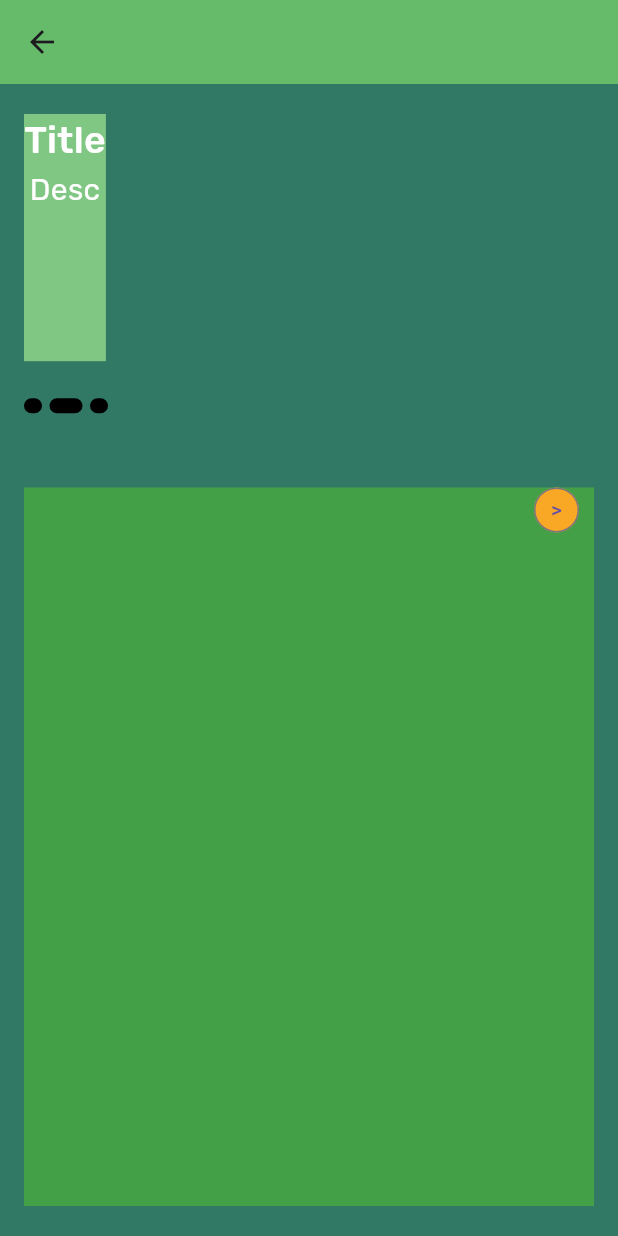
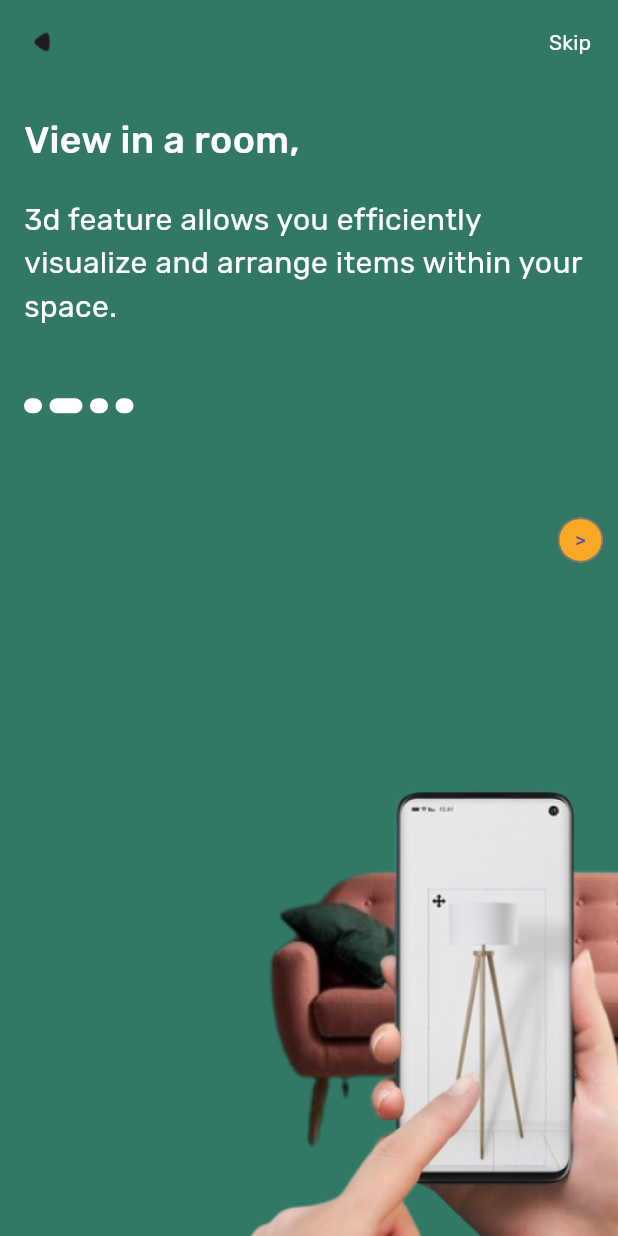
Before and after one commit to Muhammadiqbal-git/Decorly, a Flutter app: the OnBoardingIndicator screen opened directly, after a tap on an icon or button, on a phone screen of 412 x 824 dp. Run offline on Flutter 3.47's test engine with Material 3 defaults, Android fonts, the phone set to English and light mode, and no system bars; our stand-ins replace flutter_bloc, flutter_svg, google_fonts.

Commit message:
60% onboarding progress

```diff
--- a/lib/bloc/onboarding_cubit.dart
+++ b/lib/bloc/onboarding_cubit.dart
@@ -1,3 +1,4 @@
+import 'package:flutter/material.dart';
 import 'package:flutter_bloc/flutter_bloc.dart';
 
 part 'onboarding_state.dart';
@@ -5,11 +6,19 @@ part 'onboarding_state.dart';
 class OnboardingCubit extends Cubit<OnboardingState> {
   OnboardingCubit() : super(const OnboardingState(value: 0));
 
-  void next(){
+  void next(PageController pageController) {
     print('Next fn pressed');
-    emit(OnboardingState(value: state.value+1));
+    if (state.value < 3) {
+      emit(OnboardingState(value: state.value + 1));
+      // pageController.animateToPage(state.value, duration: const Duration(milliseconds: 280), curve: Curves.linear);
+    }
   }
-  void previous(){
-    emit(OnboardingState(value: state.value-1));
+
+  void previous(PageController pageController) {
+    if (state.value > 0) {
+      emit(OnboardingState(value: state.value - 1));
+      // pageController.animateToPage(state.value, duration: const Duration(milliseconds: 280), curve: Curves.linear);
+
+    }
   }
 }
--- a/lib/screens/onboarding.dart
+++ b/lib/screens/onboarding.dart
@@ -1,34 +1,87 @@
 import 'package:decorly/bloc/onboarding_cubit.dart';
 import 'package:decorly/theme.dart';
-import 'package:flutter/cupertino.dart';
 import 'package:flutter/material.dart';
 import 'package:flutter_bloc/flutter_bloc.dart';
 
+class OnboardingItem {
+  final String title;
+  final String desc;
+  OnboardingItem({required this.title, required this.desc});
+}
+
 class OnBoardingIndicator extends StatelessWidget {
-  const OnBoardingIndicator({super.key});
-
+  OnBoardingIndicator({super.key});
+  final List<OnboardingItem> onboarding_list = [
+    OnboardingItem(
+        title: "Unique furniture,",
+        desc:
+            "make your home speaks with items from a variety of home brands."),
+    OnboardingItem(
+        title: "View in a room,",
+        desc:
+            "3d feature allows you efficiently visualize and arrange items within your space."),
+    OnboardingItem(
+        title: "Design Consultations,",
+        desc: "Contact directly to any professional interior designer."),
+    OnboardingItem(
+        title: "Articles about design,",
+        desc:
+            "keep up-to-date on the latest news and updates related to decore and design."),
+  ];
+  PageController _pageController = PageController(initialPage: 0);
   @override
   Widget build(BuildContext context) {
     return Scaffold(
       backgroundColor: primary_cr,
       appBar: AppBar(
         elevation: 0,
-        backgroundColor: Colors.green.shade400,
+        backgroundColor: primary_cr,
+        leading: IconButton(
+            splashColor: Colors.transparent,
+            highlightColor: Colors.transparent,
+            onPressed: (() {
+              BlocProvider.of<OnboardingCubit>(context)
+                  .previous(_pageController);
+              print("pressed");
+            }),
+            icon: const ImageIcon(AssetImage('assets/imgs/back_arrow.png'))),
+        actions: [
+          TextButton(
+              onPressed: (() {
+                print("skip pressed");
+              }),
+              style: const ButtonStyle(
+                  splashFactory: NoSplash.splashFactory,
+                  overlayColor: MaterialStatePropertyAll(Colors.transparent)),
+              child: Text("Skip", style: body_2.copyWith(color: white_cr)))
+        ],
       ),
       body: SafeArea(
-        child: Padding(
+        child: Column(
+          crossAxisAlignment: CrossAxisAlignment.start,
+          children: [
+            Padding(
               padding: const EdgeInsets.fromLTRB(16, 20, 16, 20),
               child: Column(
                 crossAxisAlignment: CrossAxisAlignment.start,
                 children: [
                   Container(
                     height: getHeight(context, 20),
-                color: Colors.green.shade300,
-                child: Column(
+                    child: BlocBuilder<OnboardingCubit, OnboardingState>(
+                      builder: (context, state) {
+                        return Column(
+                          crossAxisAlignment: CrossAxisAlignment.start,
                           children: [
-                    Text('Title', style: display.copyWith(color: white_cr)),
-                    Text('Desc', style: desc.copyWith(color: white_cr))
+                            Text(onboarding_list[state.value].title,
+                                style: display.copyWith(color: white_cr)),
+                            const SizedBox(
+                              height: 20,
+                            ),
+                            Text(onboarding_list[state.value].desc,
+                                style: desc.copyWith(color: white_cr))
                           ],
+                        );
+                      },
                     ),
                   ),
                   SizedBox(height: getHeight(context, 3)),
@@ -37,14 +90,14 @@ class OnBoardingIndicator extends StatelessWidget {
                       print('State number ' + state.value.toString());
                       return Row(
                         children: List.generate(
-                      3,
+                          4,
                           (index) => AnimatedContainer(
-                        duration: Duration(milliseconds: 300),
+                            duration: const Duration(milliseconds: 300),
                             height: 10,
-                        width: index == state.value ? 22:12,
-                        margin: EdgeInsets.only(right: 5),
+                            width: index == state.value ? 22 : 12,
+                            margin: const EdgeInsets.only(right: 5),
                             decoration: BoxDecoration(
-                            color: Colors.black,
+                                color: white_cr,
                                 borderRadius: BorderRadius.circular(5)),
                           ),
                         ),
@@ -52,12 +105,50 @@ class OnBoardingIndicator extends StatelessWidget {
                     },
                   ),
                   SizedBox(height: getHeight(context, 6)),
+                ],
+              ),
+            ),
             Expanded(
-                child: Container(
-                  color: Colors.green.shade600,
               child: Stack(
                 fit: StackFit.expand,
+                alignment: Alignment.center,
                 children: [
+                  // BlocListener<OnboardingCubit, OnboardingState>(
+                  //   listener: (context, state) {
+                  //     print("terjadi perubahan ${_pageController.page}");
+                  //     // if (state.value - _pageController.page.value == 1) {
+
+                  //     // } else {
+
+                  //     // }
+                  //   },
+                  //   child: PageView(
+                  //     controller: _pageController,
+                  //     children: [
+                  //       Image.asset("assets/imgs/onboarding_item1.png"),
+                  //       Image.asset("assets/imgs/onboarding_item1.png"),
+                  //       Image.asset("assets/imgs/onboarding_item1.png"),
+                  //       Image.asset("assets/imgs/onboarding_item1.png"),
+
+                  //     ],
+                  //   ),
+                  // ),
+                  AnimatedPositioned(
+                      bottom: getHeight(context, 5),
+                      right: -getWidth(context, 40),
+                      duration: const Duration(milliseconds: 290),
+                      child: Image.asset(
+                        "assets/imgs/onboarding_item1.png",
+                        width: getWidth(context, 100),
+                      )),
+                  AnimatedPositioned(
+                      bottom: 0,
+                      right: -getWidth(context, 15),
+                      duration: const Duration(milliseconds: 290),
+                      child: Image.asset(
+                        "assets/imgs/onboarding_item2.png",
+                        width: getWidth(context, 80),
+                      )),
                   Positioned(
                     top: 0,
                     right: 10,
@@ -68,22 +159,20 @@ class OnBoardingIndicator extends StatelessWidget {
                           onPressed: () {
                             print("Button onboarding pressed !!");
                             BlocProvider.of<OnboardingCubit>(context)
-                                    .next();
+                                .next(_pageController);
                           },
-                              child: Text('>'),
                           style: OutlinedButton.styleFrom(
                               backgroundColor: Colors.yellow.shade800,
-                                  padding: EdgeInsets.all(0))),
+                              padding: const EdgeInsets.all(0)),
+                          child: const Text('>')),
+                    ),
+                  ),
+                ],
               ),
             )
           ],
         ),
       ),
-              )
-            ],
-          ),
-        ),
-      ),
     );
   }
 }
```
Also changed, not shown: lib/screens/splash.dart (+52 -22 lines), lib/screens/tes.dart (added, +11 -0 lines), assets/imgs/back_arrow.png (added), assets/imgs/back_arrow.svg (added), assets/imgs/onboarding_item1.png (added), assets/imgs/onboarding_item2.png (added). Lines whose indentation alone changed are shown as unchanged.
